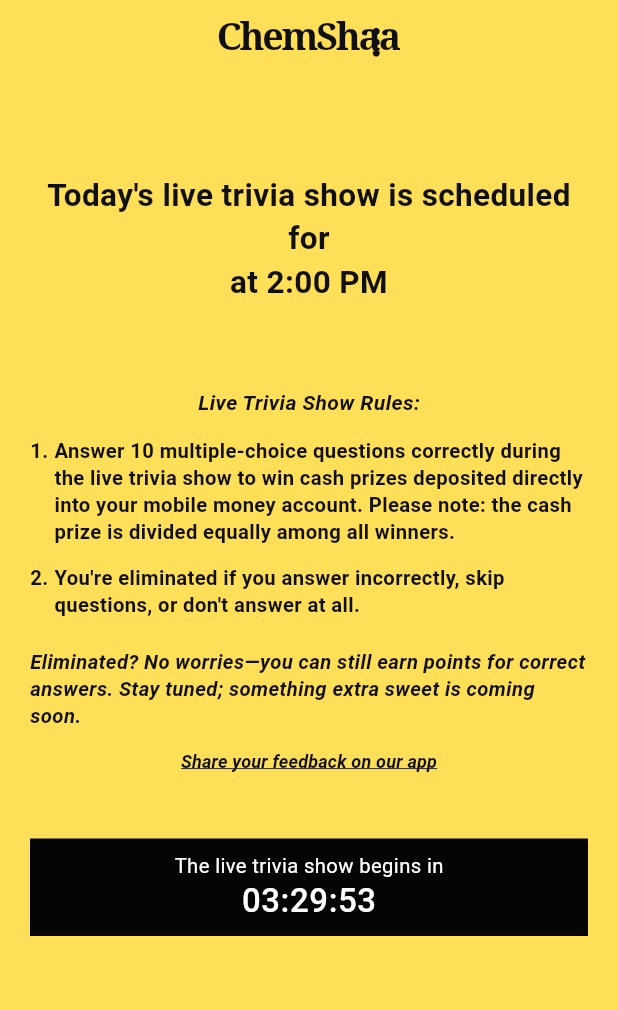
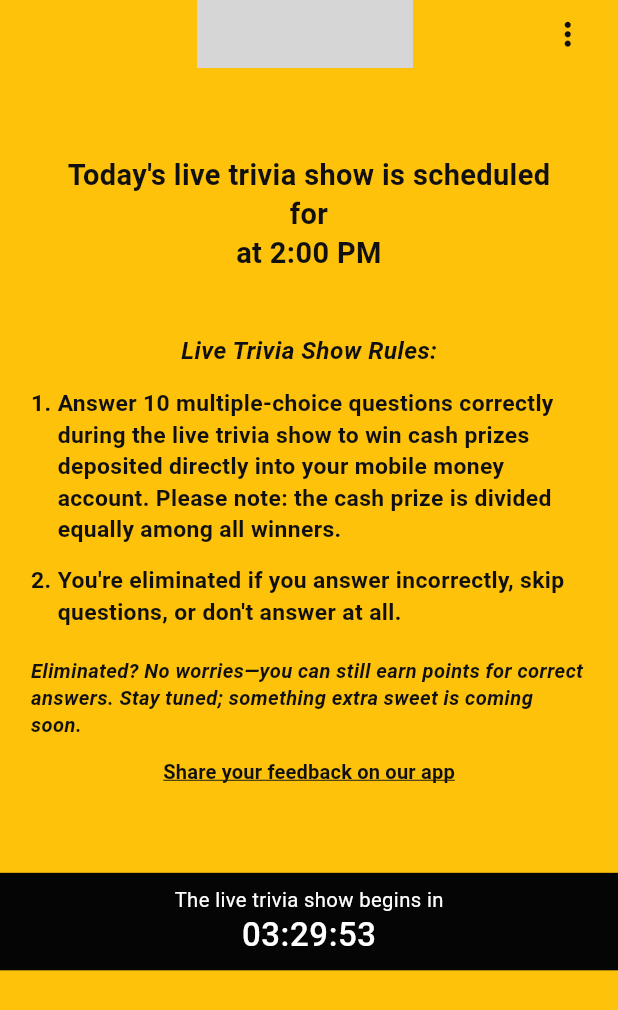
Before and after one commit to KilisioVee/chemshaa_trivia, a Flutter app: the screen it shows after launch, on a phone screen of 412 x 824 dp. Shown: the top 1010 px of the screen. Run offline on Flutter 3.47's test engine with Material 3 defaults, Android fonts, the phone set to English and light mode, and no system bars; our stand-ins replace sizer; grey boxes are pictures that could not be loaded.

Commit message:
ui: add sizer package and update home page font sizes and spacing

```diff
--- a/lib/main.dart
+++ b/lib/main.dart
@@ -1,5 +1,6 @@
 import 'package:chemshaa_app/presentation/pages/home_page.dart';
 import 'package:flutter/material.dart';
+import 'package:sizer/sizer.dart';
 
 void main() {
   runApp(const MyApp());
@@ -11,27 +12,17 @@
   // This widget is the root of your application.
   @override
   Widget build(BuildContext context) {
-    return MaterialApp(
-      title: 'ChemShaa Dev',
-      theme: ThemeData(
-        // This is the theme of your application.
-        //
-        // TRY THIS: Try running your application with "flutter run". You'll see
-        // the application has a purple toolbar. Then, without quitting the app,
-        // try changing the seedColor in the colorScheme below to Colors.green
-        // and then invoke "hot reload" (save your changes or press the "hot
-        // reload" button in a Flutter-supported IDE, or press "r" if you used
-        // the command line to start the app).
-        //
-        // Notice that the counter didn't reset back to zero; the application
-        // state is not lost during the reload. To reset the state, use hot
-        // restart instead.
-        //
-        // This works for code too, not just values: Most code changes can be
-        // tested with just a hot reload.
-        colorScheme: ColorScheme.fromSeed(seedColor: Colors.deepPurple),
-      ),
-      home: ChemShaaLiveTriviaPage(),
+    return Sizer(
+        builder: (context, orientation, deviceType) {
+          return MaterialApp(
+            debugShowCheckedModeBanner: false,
+            title: 'ChemShaa Dev',
+            theme: ThemeData(
+              colorScheme: ColorScheme.fromSeed(seedColor: Colors.yellow),
+            ),
+            home: ChemShaaLiveTriviaPage(),
+          );
+        }
     );
   }
 }
--- a/lib/presentation/pages/home_page.dart
+++ b/lib/presentation/pages/home_page.dart
@@ -1,14 +1,12 @@
 import 'dart:async';
 
 import 'package:flutter/material.dart';
+import 'package:sizer/sizer.dart';
 
 import '../widgets/header_widget.dart';
 import '../widgets/timer_count_down_widget.dart';
 import '../widgets/trivia_rules_widget.dart';
 
-/// A faithful Flutter recreation of the ChemShaa live-trivia waiting screen.
-///
-/// Add this file to lib/ and open [ChemShaaLiveTriviaPage] from your app.
 class ChemShaaLiveTriviaPage extends StatefulWidget {
   const ChemShaaLiveTriviaPage({super.key});
 
@@ -60,15 +58,6 @@
     }
   }
 
-  String get _countdownText {
-    final hours = _remaining.inHours;
-    final minutes = _remaining.inMinutes.remainder(60);
-    final seconds = _remaining.inSeconds.remainder(60);
-
-    String twoDigits(int value) => value.toString().padLeft(2, '0');
-
-    return '${twoDigits(hours)}:${twoDigits(minutes)}:${twoDigits(seconds)}';
-  }
 
   @override
   void dispose() {
@@ -78,11 +67,41 @@
 
   @override
   Widget build(BuildContext context) {
-    const yellow = Color(0xFFFFDF57);
-    const black = Color(0xFF050505);
+    const yellow = Color(0xFFFFC20A);
 
     return Scaffold(
       backgroundColor: yellow,
+      appBar: AppBar(
+        toolbarHeight: 5.5.h,
+        backgroundColor:yellow,
+        centerTitle: true,
+        title:    Row(
+          children: [
+            Expanded(
+              flex: 9,
+              child: Padding(
+                padding:  EdgeInsets.only(left:8.w),
+                child: Center(
+                  child: Image.asset("assets/png/chemshaa.png",width: 35.w,),
+                ),
+              ),
+            ),
+            Expanded(
+              flex: 1,
+              child: IconButton(
+                tooltip: 'More options',
+                onPressed: () {},
+                icon: const Icon(
+                  Icons.more_vert,
+                  color: Color(0xFF101010),
+                  size: 25,
+                ),
+              ),
+            )
+          ],
+        ),
+
+      ),
       body: SafeArea(
         bottom: false,
         child: Column(
@@ -95,29 +114,34 @@
                         MediaQuery.paddingOf(context).top -
                         70,
                   ),
-                  child: Padding(
-                    padding: const EdgeInsets.fromLTRB(20, 12, 20, 20),
-                    child: Column(
-                      children: [
-                        const Header(),
-                        const SizedBox(height: 43),
-                        const Text(
+                  child: Column(
+                    children: [
+                       SizedBox(height: 4.h),
+                       Padding(
+                         padding:  EdgeInsets.fromLTRB(5.w, 3.h, 5.w, 0),
+                         child: Text(
                           "Today's live trivia show is scheduled\nfor\nat 2:00 PM",
                           textAlign: TextAlign.center,
                           style: TextStyle(
                             color: Color(0xFF101010),
-                            fontSize: 21,
+                            fontSize: 18.sp,
                             height: 1.36,
                             fontWeight: FontWeight.w700,
                           ),
-                        ),
-                        const SizedBox(height: 55),
-                        const TriviaRulesWidget(),
-                        const SizedBox(height: 43),
+                                                 ),
+                       ),
+                      SizedBox(height: 5.h),
+                      Padding(
+                        padding:  EdgeInsets.fromLTRB(5.w, 0, 5.w, 0),
+                        child: const TriviaRulesWidget(),
+                      ),
+                       SizedBox(height: 4.h),
 
-                        TimerCountDownWidget()
-                      ],
-                    ),
+                      Padding(
+                        padding:  EdgeInsets.fromLTRB(0, 3.h, 0, 3.h),
+                        child: TimerCountDownWidget(),
+                      )
+                    ],
                   ),
                 ),
               ),
--- a/lib/presentation/widgets/trivia_rules_widget.dart
+++ b/lib/presentation/widgets/trivia_rules_widget.dart
@@ -1,14 +1,16 @@
 import 'package:chemshaa_app/presentation/widgets/style_widget.dart';
 import 'package:flutter/material.dart';
+import 'package:sizer/sizer.dart';
 
 class TriviaRulesWidget extends StatelessWidget {
   const TriviaRulesWidget();
 
   @override
   Widget build(BuildContext context) {
-    const textStyle = TextStyle(
+    var textStyle = TextStyle(
       color: Color(0xFF101010),
-      fontSize: 13.5,
+      //fontSize: 13.5,
+      fontSize: 16.sp,
       height: 1.37,
       fontWeight: FontWeight.w600,
     );
@@ -16,37 +18,37 @@
     return Column(
       crossAxisAlignment: CrossAxisAlignment.start,
       children: [
-        const Center(
+         Center(
           child: Text(
             'Live Trivia Show Rules:',
             style: TextStyle(
               color: Color(0xFF101010),
-              fontSize: 14,
+              fontSize: 16.5.sp,
               fontWeight: FontWeight.w700,
               fontStyle: FontStyle.italic,
             ),
           ),
         ),
         const SizedBox(height: 13),
-        const NumberedRule(
+         NumberedRule(
           number: '1.',
           text:
           'Answer 10 multiple-choice questions correctly during the live trivia show to win cash prizes deposited directly into your mobile money account. Please note: the cash prize is divided equally among all winners.',
           style: textStyle,
         ),
         const SizedBox(height: 13),
-        const NumberedRule(
+         NumberedRule(
           number: '2.',
           text:
           "You're eliminated if you answer incorrectly, skip questions, or don't answer at all.",
           style: textStyle,
         ),
         const SizedBox(height: 20),
-        const Text(
+         Text(
           'Eliminated? No worries—you can still earn points for correct answers. Stay tuned; something extra sweet is coming soon.',
           style: TextStyle(
             color: Color(0xFF101010),
-            fontSize: 13.5,
+            fontSize: 15.sp,
             height: 1.37,
             fontWeight: FontWeight.w600,
             fontStyle: FontStyle.italic,
@@ -64,12 +66,12 @@
               tapTargetSize: MaterialTapTargetSize.shrinkWrap,
               foregroundColor: const Color(0xFF101010),
             ),
-            child: const Text(
+            child:  Text(
               'Share your feedback on our app',
               style: TextStyle(
-                fontSize: 12,
+                fontSize: 15.sp,
                 fontWeight: FontWeight.w700,
-                fontStyle: FontStyle.italic,
+                fontStyle: FontStyle.normal,
                 decoration: TextDecoration.underline,
               ),
             ),
--- a/pubspec.yaml
+++ b/pubspec.yaml
@@ -38,6 +38,8 @@
   flutter_launcher_icons: ^0.14.4
   # To change the loading screen before flutter initializes
   flutter_native_splash: ^2.4.6
+  #responsive sizer
+  sizer: ^3.1.3
 
 dev_dependencies:
   flutter_test:
@@ -55,7 +57,8 @@
 
 # The following section is specific to Flutter packages.
 flutter_native_splash:
-  color: "#0F1C38"
+  color: "#FFC20A"
+  color_dark: "#FFC20A"
   image: assets/png/logo.png
 
 flutter_icons:
@@ -73,6 +76,7 @@
   # To add assets to your application, add an assets section, like this:
   assets:
     - assets/png/logo.png
+    - assets/png/chemshaa.png
   #   - images/a_dot_ham.jpeg
 
   # An image asset can refer to one or more resolution-specific "variants", see
```
